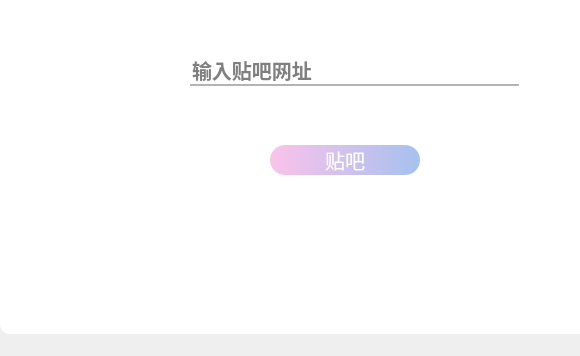
Above: ui/spider.ui from iaouihou/Emotion_analysis-LSTM before the change; both pictures show x 0 to 580 and y 235 to 591 of the 808 by 591 pixel window. Below: the same form after it.
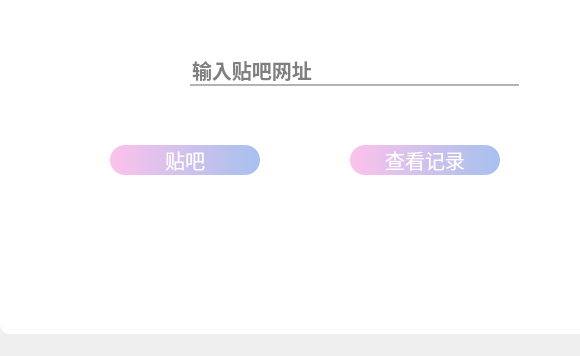
That is the form after the change.

Diff of the .ui file:
```diff
--- a/ui/spider.ui
+++ b/ui/spider.ui
@@ -76,7 +76,7 @@
    <widget class="QPushButton" name="tieba_button">
     <property name="geometry">
      <rect>
-      <x>270</x>
+      <x>110</x>
       <y>380</y>
       <width>150</width>
       <height>30</height>
@@ -220,6 +220,56 @@
      <string/>
     </property>
    </widget>
+   <widget class="QPushButton" name="select_file_button">
+    <property name="geometry">
+     <rect>
+      <x>350</x>
+      <y>380</y>
+      <width>150</width>
+      <height>30</height>
+     </rect>
+    </property>
+    <property name="sizePolicy">
+     <sizepolicy hsizetype="Preferred" vsizetype="Preferred">
+      <horstretch>0</horstretch>
+      <verstretch>0</verstretch>
+     </sizepolicy>
+    </property>
+    <property name="maximumSize">
+     <size>
+      <width>16777215</width>
+      <height>30</height>
+     </size>
+    </property>
+    <property name="layoutDirection">
+     <enum>Qt::LeftToRight</enum>
+    </property>
+    <property name="styleSheet">
+     <string notr="true">QPushButton{
+    border:0px;
+    height:30px;
+    border-radius:15px;
+    font-family:'Microsoft YaHei';
+    font-size:20px;
+	color:white;
+    background-color:qlineargradient(spread:pad, x1:0, y1:0, x2:1, y2:0, stop:0 #fbc2eb, stop:1 #a6c1ee);
+    }
+
+ QPushButton:hover{
+     background-color:qlineargradient(spread:pad, x1:0, y1:0, x2:1, y2:0, stop:0 #ffd2f0, stop:1 #b0cbf8);
+ }
+ 
+ QPushButton:pressed{
+     background-color:qlineargradient(spread:pad, x1:0, y1:0, x2:1, y2:0, stop:0 #e1aad2, stop:1 #92adda);
+     }</string>
+    </property>
+    <property name="text">
+     <string>查看记录</string>
+    </property>
+    <property name="flat">
+     <bool>false</bool>
+    </property>
+   </widget>
   </widget>
   <widget class="QMenuBar" name="menubar">
    <property name="geometry">
```
